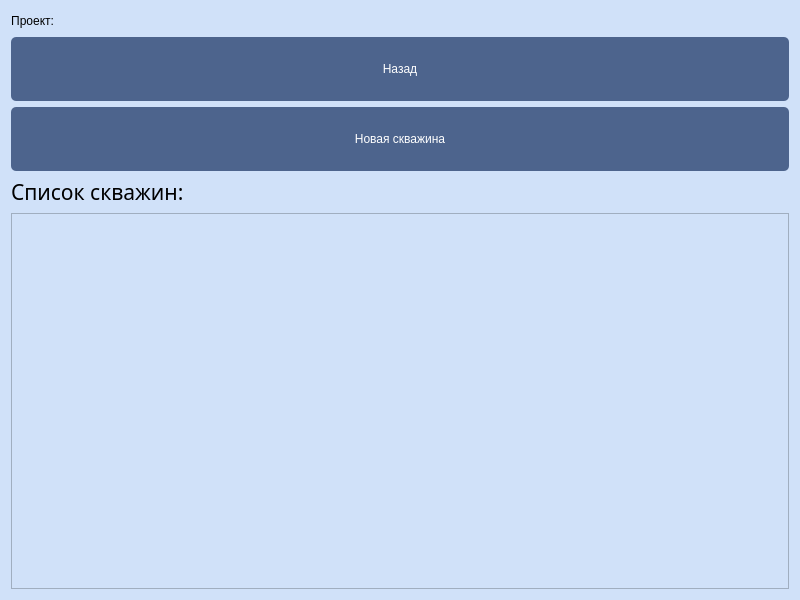
This is resources/ui/ProjectForm.ui in StellarCampfire/GeoPhoto as Qt 5 draws it before an edit. The edited form follows.
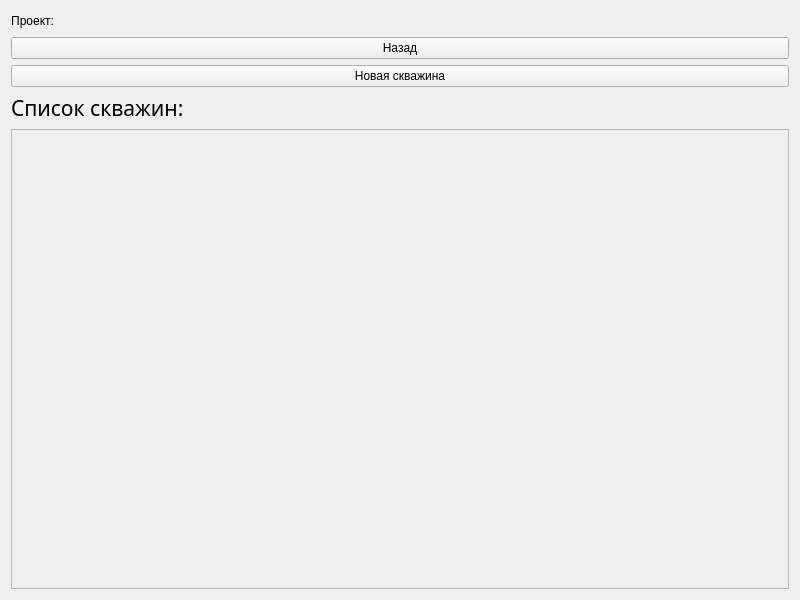
This is the edited form.

```diff
--- a/resources/ui/ProjectForm.ui
+++ b/resources/ui/ProjectForm.ui
@@ -14,32 +14,7 @@
    <string>Form</string>
   </property>
   <property name="styleSheet">
-   <string notr="true">QLabel {
-	text-align: center;
-	font: 57 16pt &quot;Sono Medium&quot;;
-}
-
-QWidget {
-    background-color: rgb(208, 225, 249);
-}
-
-QPushButton {
-    background-color: rgb(77, 100, 141);
-
-    color: white;
-    border-radius: 5px;
-	padding: 25;
-	font: 57 18pt &quot;Sono Medium&quot;;
-}
-
-QPushButton:focus {
-    background-color: rgb(40, 54, 85);
-
-    color: white;
-    border-radius: 5px;
-	padding: 25;
-	font: 57 18pt &quot;Sono Medium&quot;;
-}</string>
+   <string notr="true"/>
   </property>
   <layout class="QVBoxLayout" name="verticalLayout">
    <item>
@@ -103,7 +78,7 @@
       <font>
        <family>Sono Medium</family>
        <pointsize>16</pointsize>
-       <weight>7</weight>
+       <weight>50</weight>
        <italic>false</italic>
        <bold>false</bold>
       </font>
@@ -126,8 +101,8 @@
        <rect>
         <x>0</x>
         <y>0</y>
-        <width>774</width>
-        <height>338</height>
+        <width>786</width>
+        <height>493</height>
        </rect>
       </property>
       <layout class="QVBoxLayout" name="verticalLayout_2">
```
